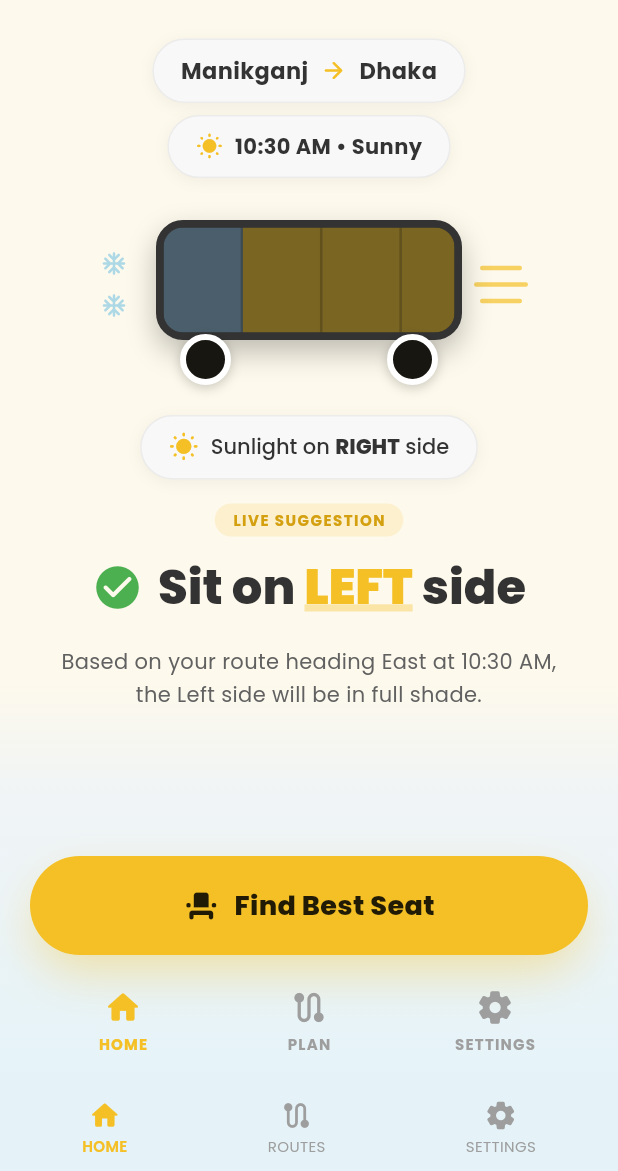
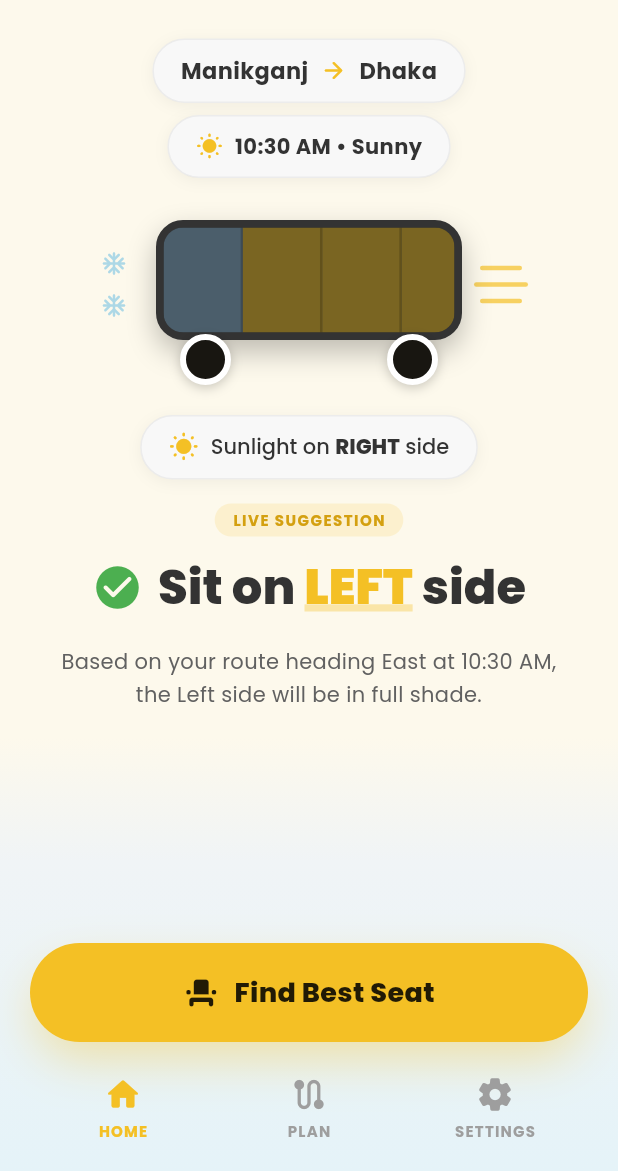
Before and after one commit to Always-Bijoy/smart-seating, a Flutter app: the screen it shows after launch, after a tap on the "close" icon, on a phone screen of 412 x 824 dp, the part 65-1236 px from its top. Run offline on Flutter 3.47's test engine with Material 3 defaults, Android fonts, the phone set to English and light mode, and no system bars; our stand-ins replace geolocator, google_fonts, shared_preferences.

Commit message:
feat: Refactor navigation and integrate Settings screen
- Removed `MainShell` and `BottomNavBar` components to streamline navigation.
- Updated `HomeScreen` and `PlanTripScreen` to include navigation to the new `SettingsScreen`.
- Adjusted `OnboardingScreen` to directly navigate to `HomeScreen` instead of `MainShell`.
- Enhanced `SettingsScreen` layout and integrated navigation options for improved user experience.

```diff
--- a/lib/screens/home_screen.dart
+++ b/lib/screens/home_screen.dart
@@ -10,6 +10,7 @@ import '../widgets/bus_illustration.dart';
 import '../widgets/app_bottom_nav.dart';
 import '../widgets/buttons.dart';
 import 'plan_trip_screen.dart';
+import 'settings_screen.dart';
 
 class HomeScreen extends StatelessWidget {
   const HomeScreen({super.key});
@@ -389,6 +390,10 @@ class HomeScreen extends StatelessWidget {
         context,
         MaterialPageRoute(builder: (_) => const PlanTripScreen()),
       ),
+      onSettingsTap: () => Navigator.push(
+        context,
+        MaterialPageRoute(builder: (_) => const SettingsScreen()),
+      ),
     );
   }
 }
--- a/lib/screens/main_shell.dart
+++ /dev/null
@@ -1,41 +0,0 @@
-import 'package:flutter/material.dart';
-import '../widgets/bottom_nav_bar.dart';
-import 'home_screen.dart';
-import 'plan_trip_screen.dart';
-import 'settings_screen.dart';
-
-class MainShell extends StatefulWidget {
-  const MainShell({super.key});
-
-  @override
-  State<MainShell> createState() => _MainShellState();
-}
-
-class _MainShellState extends State<MainShell> {
-  int _selectedIndex = 0;
-
-  static const List<Widget> _screens = [
-    HomeScreen(),
-    PlanTripScreen(),
-    SettingsScreen(),
-  ];
-
-  @override
-  Widget build(BuildContext context) {
-    return Scaffold(
-      body: IndexedStack(
-        index: _selectedIndex,
-        children: _screens,
-      ),
-      bottomNavigationBar: AppBottomNavBar(
-        selectedIndex: _selectedIndex,
-        onItemSelected: (i) => setState(() => _selectedIndex = i),
-        items: const [
-          BottomNavItem(icon: Icons.home_rounded, label: 'HOME'),
-          BottomNavItem(icon: Icons.route_rounded, label: 'ROUTES'),
-          BottomNavItem(icon: Icons.settings_rounded, label: 'SETTINGS'),
-        ],
-      ),
-    );
-  }
-}
--- a/lib/screens/onboarding_screen.dart
+++ b/lib/screens/onboarding_screen.dart
@@ -3,7 +3,7 @@ import 'package:flutter/material.dart';
 import 'package:google_fonts/google_fonts.dart';
 import 'package:shared_preferences/shared_preferences.dart';
 import '../theme/app_theme.dart';
-import 'main_shell.dart';
+import 'home_screen.dart';
 
 const String _kOnboardingDone = 'onboarding_complete';
 
@@ -64,7 +64,7 @@ class _OnboardingScreenState extends State<OnboardingScreen> {
     if (!mounted) return;
     Navigator.of(context).pushReplacement(
       PageRouteBuilder(
-        pageBuilder: (_, __, ___) => const MainShell(),
+        pageBuilder: (_, __, ___) => const HomeScreen(),
         transitionsBuilder: (_, anim, __, child) =>
             FadeTransition(opacity: anim, child: child),
         transitionDuration: const Duration(milliseconds: 500),
--- a/lib/screens/plan_trip_screen.dart
+++ b/lib/screens/plan_trip_screen.dart
@@ -8,6 +8,7 @@ import '../widgets/buttons.dart';
 import '../providers/trip_provider.dart';
 import '../services/location_service.dart';
 import 'best_seat_screen.dart';
+import 'settings_screen.dart';
 
 class PlanTripScreen extends StatefulWidget {
   const PlanTripScreen({super.key});
@@ -727,6 +728,10 @@ class _PlanTripScreenState extends State<PlanTripScreen> {
           AppBottomNav(
             activeTab: NavTab.plan,
             onHomeTap: () => Navigator.popUntil(context, (r) => r.isFirst),
+            onSettingsTap: () => Navigator.push(
+              context,
+              MaterialPageRoute(builder: (_) => const SettingsScreen()),
+            ),
           ),
         ],
       ),
--- a/lib/screens/settings_screen.dart
+++ b/lib/screens/settings_screen.dart
@@ -4,6 +4,8 @@ import 'package:provider/provider.dart';
 import '../l10n/app_localizations.dart';
 import '../providers/locale_provider.dart';
 import '../theme/app_theme.dart';
+import '../widgets/app_bottom_nav.dart';
+import 'plan_trip_screen.dart';
 
 class SettingsScreen extends StatelessWidget {
   const SettingsScreen({super.key});
@@ -12,7 +14,8 @@ class SettingsScreen extends StatelessWidget {
   Widget build(BuildContext context) {
     final l10n = context.l10n;
 
-    return Container(
+    return Scaffold(
+      body: Container(
         decoration: const BoxDecoration(gradient: AppColors.backgroundGradient),
         child: SafeArea(
           child: Column(
@@ -46,7 +49,21 @@ class SettingsScreen extends StatelessWidget {
                   ],
                 ),
               ),
+              Padding(
+                padding: const EdgeInsets.fromLTRB(20, 8, 20, 20),
+                child: AppBottomNav(
+                  activeTab: NavTab.settings,
+                  onHomeTap: () =>
+                      Navigator.popUntil(context, (r) => r.isFirst),
+                  onPlanTap: () => Navigator.pushReplacement(
+                    context,
+                    MaterialPageRoute(
+                        builder: (_) => const PlanTripScreen()),
+                  ),
+                ),
+              ),
             ],
+          ),
         ),
       ),
     );
--- a/lib/widgets/bottom_nav_bar.dart
+++ /dev/null
@@ -1,62 +0,0 @@
-import 'package:flutter/material.dart';
-import 'package:google_fonts/google_fonts.dart';
-import '../theme/app_theme.dart';
-
-class AppBottomNavBar extends StatelessWidget {
-  final int selectedIndex;
-  final ValueChanged<int> onItemSelected;
-  final List<BottomNavItem> items;
-
-  const AppBottomNavBar({
-    super.key,
-    required this.selectedIndex,
-    required this.onItemSelected,
-    required this.items,
-  });
-
-  @override
-  Widget build(BuildContext context) {
-    return Container(
-      padding: const EdgeInsets.symmetric(horizontal: 8, vertical: 10),
-      decoration: const BoxDecoration(
-        color: AppColors.footerBackground,
-      ),
-      child: Row(
-        mainAxisAlignment: MainAxisAlignment.spaceAround,
-        children: List.generate(items.length, (index) {
-          final item = items[index];
-          final isSelected = index == selectedIndex;
-          return GestureDetector(
-            onTap: () => onItemSelected(index),
-            child: Column(
-              mainAxisSize: MainAxisSize.min,
-              children: [
-                Icon(
-                  item.icon,
-                  color: isSelected ? AppColors.primary : AppColors.textMuted,
-                  size: 22,
-                ),
-                const SizedBox(height: 2),
-                Text(
-                  item.label,
-                  style: GoogleFonts.poppins(
-                    fontSize: 10,
-                    fontWeight: isSelected ? FontWeight.w600 : FontWeight.w400,
-                    color: isSelected ? AppColors.primary : AppColors.textMuted,
-                  ),
-                ),
-              ],
-            ),
-          );
-        }),
-      ),
-    );
-  }
-}
-
-class BottomNavItem {
-  final IconData icon;
-  final String label;
-
-  const BottomNavItem({required this.icon, required this.label});
-}
```
Lines whose indentation alone changed are shown as unchanged.
